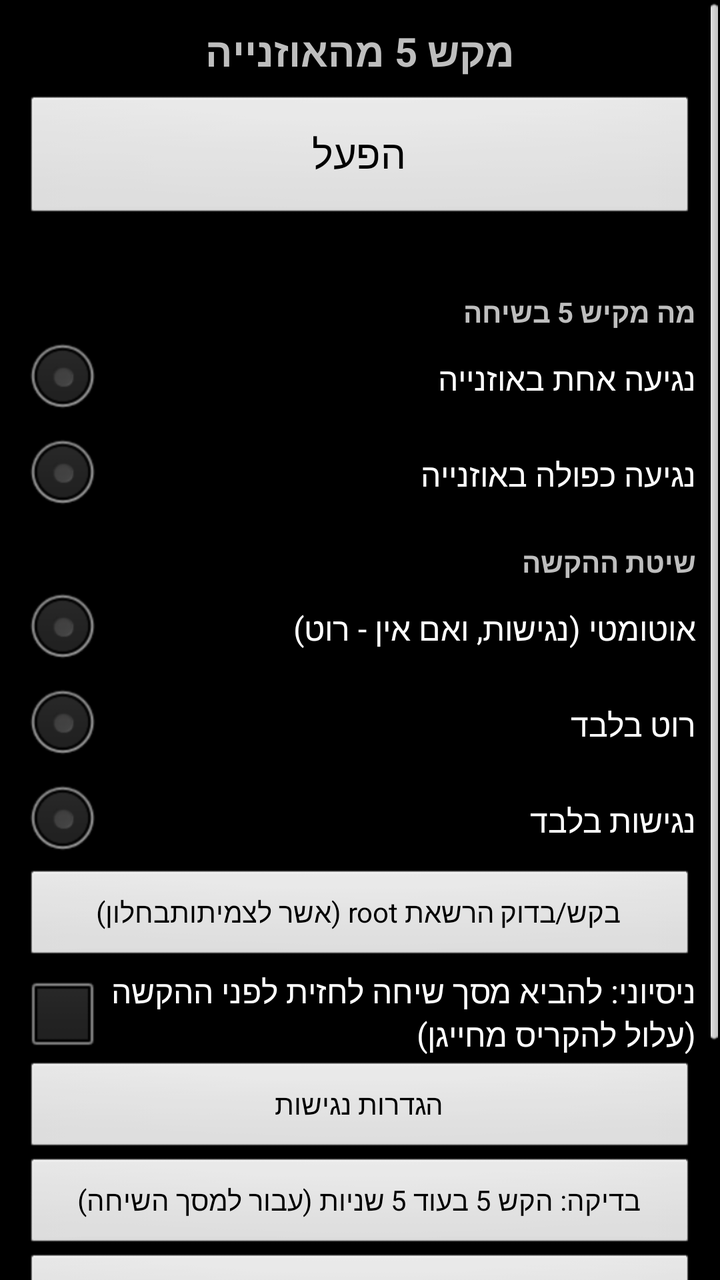
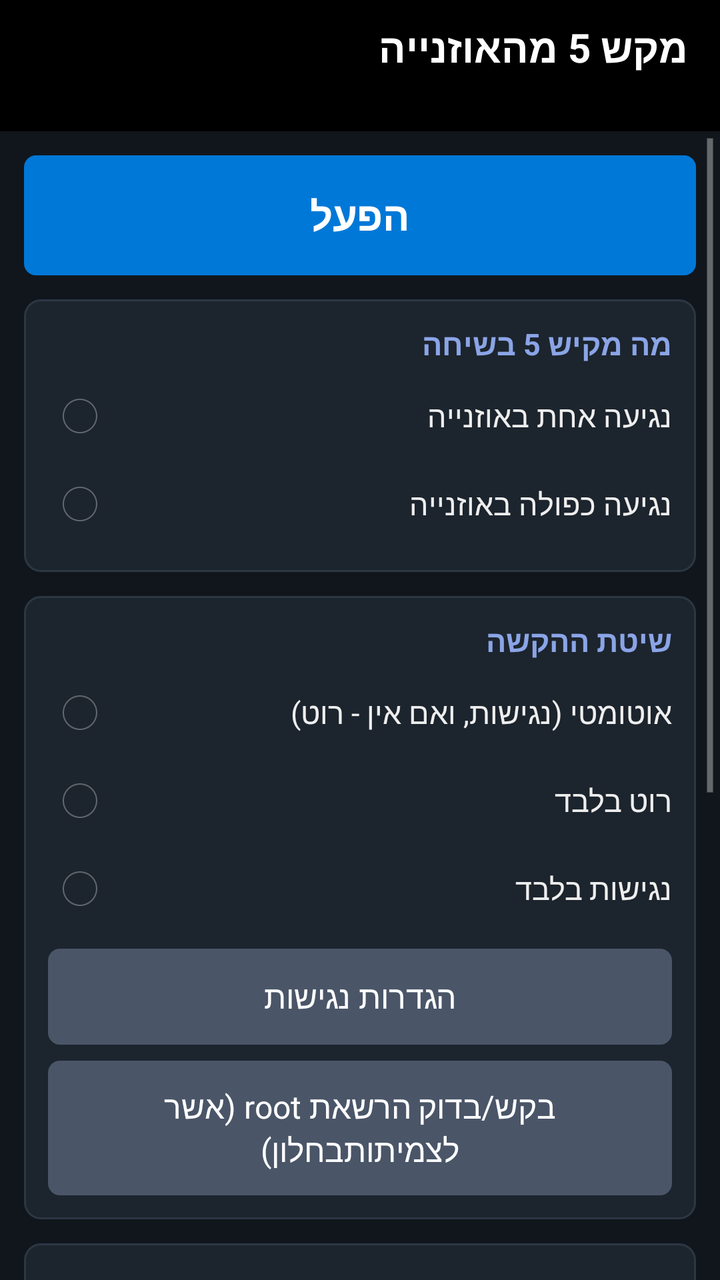

Screens rendered from an Android XML layout before and after an edit, with the pre-edit source and the edit as a unified diff.
<!-- AndroidManifest.xml: application theme AppTheme -->
<!-- res/layout/activity_main.xml -->
<?xml version="1.0" encoding="utf-8"?>
<ScrollView xmlns:android="http://schemas.android.com/apk/res/android"
    android:layout_width="match_parent"
    android:layout_height="match_parent"
    android:fillViewport="true">

    <LinearLayout
        android:layout_width="match_parent"
        android:layout_height="wrap_content"
        android:orientation="vertical"
        android:padding="12dp">

        <TextView
            android:layout_width="match_parent"
            android:layout_height="wrap_content"
            android:gravity="center"
            android:text="@string/app_name"
            android:textSize="20sp"
            android:textStyle="bold" />

        
        <Button
            android:id="@+id/btnToggle"
            android:layout_width="match_parent"
            android:layout_height="64dp"
            android:layout_marginTop="8dp"
            android:focusable="true"
            android:nextFocusDown="@+id/rbTapsOne"
            android:text="@string/btn_start"
            android:textSize="20sp">
            <requestFocus />
        </Button>

        <TextView
            android:id="@+id/tvStatus"
            android:layout_width="match_parent"
            android:layout_height="wrap_content"
            android:layout_marginTop="6dp"
            android:textSize="14sp" />

        <TextView
            android:layout_width="match_parent"
            android:layout_height="wrap_content"
            android:layout_marginTop="10dp"
            android:text="@string/taps_title"
            android:textStyle="bold" />

        <RadioGroup
            android:id="@+id/rgTaps"
            android:layout_width="match_parent"
            android:layout_height="wrap_content">

            <RadioButton
                android:id="@+id/rbTapsOne"
                android:layout_width="match_parent"
                android:layout_height="wrap_content"
                android:nextFocusUp="@id/btnToggle"
                android:text="@string/taps_one" />

            <RadioButton
                android:id="@+id/rbTapsTwo"
                android:layout_width="match_parent"
                android:layout_height="wrap_content"
                android:text="@string/taps_two" />
        </RadioGroup>

        <TextView
            android:layout_width="match_parent"
            android:layout_height="wrap_content"
            android:layout_marginTop="10dp"
            android:text="@string/method_title"
            android:textStyle="bold" />

        <RadioGroup
            android:id="@+id/rgMethod"
            android:layout_width="match_parent"
            android:layout_height="wrap_content">

            <RadioButton
                android:id="@+id/rbAuto"
                android:layout_width="match_parent"
                android:layout_height="wrap_content"
                android:text="@string/method_auto" />

            <RadioButton
                android:id="@+id/rbRoot"
                android:layout_width="match_parent"
                android:layout_height="wrap_content"
                android:text="@string/method_root" />

            <RadioButton
                android:id="@+id/rbAccessibility"
                android:layout_width="match_parent"
                android:layout_height="wrap_content"
                android:nextFocusDown="@+id/btnAccessibility"
                android:text="@string/method_accessibility" />
        </RadioGroup>

        <Button
            android:id="@+id/btnRequestRoot"
            android:layout_width="match_parent"
            android:layout_height="wrap_content"
            android:text="@string/btn_request_root" />

        <CheckBox
            android:id="@+id/cbBringFront"
            android:layout_width="match_parent"
            android:layout_height="wrap_content"
            android:text="@string/bring_front" />

        <Button
            android:id="@+id/btnAccessibility"
            android:layout_width="match_parent"
            android:layout_height="wrap_content"
            android:nextFocusUp="@id/rbAccessibility"
            android:nextFocusDown="@+id/btnTestSend"
            android:text="@string/btn_accessibility" />

        <Button
            android:id="@+id/btnTestSend"
            android:layout_width="match_parent"
            android:layout_height="wrap_content"
            android:nextFocusUp="@id/btnAccessibility"
            android:nextFocusDown="@+id/btnRefreshLog"
            android:text="@string/btn_test_send" />

        <Button
            android:id="@+id/btnDiagHeadset"
            android:layout_width="match_parent"
            android:layout_height="wrap_content"
            android:text="@string/btn_diag_headset" />

        <TextView
            android:layout_width="match_parent"
            android:layout_height="wrap_content"
            android:layout_marginTop="10dp"
            android:text="@string/log_title"
            android:textStyle="bold" />

        <LinearLayout
            android:layout_width="match_parent"
            android:layout_height="wrap_content"
            android:orientation="horizontal">

            <Button
                android:id="@+id/btnRefreshLog"
                android:layout_width="0dp"
                android:layout_height="wrap_content"
                android:layout_weight="1"
                android:nextFocusUp="@id/btnTestSend"
                android:nextFocusRight="@+id/btnClearLog"
                android:text="@string/btn_refresh_log" />

            <Button
                android:id="@+id/btnClearLog"
                android:layout_width="0dp"
                android:layout_height="wrap_content"
                android:layout_weight="1"
                android:nextFocusUp="@id/btnTestSend"
                android:nextFocusLeft="@id/btnRefreshLog"
                android:text="@string/btn_clear_log" />
        </LinearLayout>

        <TextView
            android:id="@+id/tvLog"
            android:layout_width="match_parent"
            android:layout_height="wrap_content"
            android:layout_marginTop="6dp"
            android:textSize="12sp" />
    </LinearLayout>
</ScrollView>
<!-- resources referenced by this layout -->
<resources>
  <style name="AppTheme" parent="android:Theme">
          <item name="android:windowNoTitle">true</item>
      </style>
  <!-- unchanged entries left out for length: 17 -->
</resources>

<!-- the commit's change to res/layout/activity_main.xml (unified diff, before → after) -->
@@ -1,171 +1,215 @@
 <?xml version="1.0" encoding="utf-8"?>
-<ScrollView xmlns:android="http://schemas.android.com/apk/res/android"
+<LinearLayout xmlns:android="http://schemas.android.com/apk/res/android"
     android:layout_width="match_parent"
     android:layout_height="match_parent"
-    android:fillViewport="true">
-
+    android:background="?attr/p5Bg"
+    android:orientation="vertical">
+
+    
     <LinearLayout
         android:layout_width="match_parent"
         android:layout_height="wrap_content"
+        android:background="?attr/p5Header"
         android:orientation="vertical"
-        android:padding="12dp">
+        android:paddingBottom="10dp"
+        android:paddingLeft="16dp"
+        android:paddingRight="16dp"
+        android:paddingTop="10dp">
 
         <TextView
             android:layout_width="match_parent"
             android:layout_height="wrap_content"
-            android:gravity="center"
             android:text="@string/app_name"
+            android:textColor="@color/header_text"
             android:textSize="20sp"
             android:textStyle="bold" />
-
-        
-        <Button
-            android:id="@+id/btnToggle"
-            android:layout_width="match_parent"
-            android:layout_height="64dp"
-            android:layout_marginTop="8dp"
-            android:focusable="true"
-            android:nextFocusDown="@+id/rbTapsOne"
-            android:text="@string/btn_start"
-            android:textSize="20sp">
-            <requestFocus />
-        </Button>
 
         <TextView
             android:id="@+id/tvStatus"
             android:layout_width="match_parent"
             android:layout_height="wrap_content"
-            android:layout_marginTop="6dp"
-            android:textSize="14sp" />
-
-        <TextView
-            android:layout_width="match_parent"
-            android:layout_height="wrap_content"
-            android:layout_marginTop="10dp"
-            android:text="@string/taps_title"
-            android:textStyle="bold" />
-
-        <RadioGroup
-            android:id="@+id/rgTaps"
-            android:layout_width="match_parent"
-            android:layout_height="wrap_content">
-
-            <RadioButton
-                android:id="@+id/rbTapsOne"
-                android:layout_width="match_parent"
-                android:layout_height="wrap_content"
-                android:nextFocusUp="@id/btnToggle"
-                android:text="@string/taps_one" />
-
-            <RadioButton
-                android:id="@+id/rbTapsTwo"
-                android:layout_width="match_parent"
-                android:layout_height="wrap_content"
-                android:text="@string/taps_two" />
-        </RadioGroup>
-
-        <TextView
-            android:layout_width="match_parent"
-            android:layout_height="wrap_content"
-            android:layout_marginTop="10dp"
-            android:text="@string/method_title"
-            android:textStyle="bold" />
-
-        <RadioGroup
-            android:id="@+id/rgMethod"
-            android:layout_width="match_parent"
-            android:layout_height="wrap_content">
-
-            <RadioButton
-                android:id="@+id/rbAuto"
-                android:layout_width="match_parent"
-                android:layout_height="wrap_content"
-                android:text="@string/method_auto" />
-
-            <RadioButton
-                android:id="@+id/rbRoot"
-                android:layout_width="match_parent"
-                android:layout_height="wrap_content"
-                android:text="@string/method_root" />
-
-            <RadioButton
-                android:id="@+id/rbAccessibility"
-                android:layout_width="match_parent"
-                android:layout_height="wrap_content"
-                android:nextFocusDown="@+id/btnAccessibility"
-                android:text="@string/method_accessibility" />
-        </RadioGroup>
-
-        <Button
-            android:id="@+id/btnRequestRoot"
-            android:layout_width="match_parent"
-            android:layout_height="wrap_content"
-            android:text="@string/btn_request_root" />
-
-        <CheckBox
-            android:id="@+id/cbBringFront"
-            android:layout_width="match_parent"
-            android:layout_height="wrap_content"
-            android:text="@string/bring_front" />
-
-        <Button
-            android:id="@+id/btnAccessibility"
-            android:layout_width="match_parent"
-            android:layout_height="wrap_content"
-            android:nextFocusUp="@id/rbAccessibility"
-            android:nextFocusDown="@+id/btnTestSend"
-            android:text="@string/btn_accessibility" />
-
-        <Button
-            android:id="@+id/btnTestSend"
-            android:layout_width="match_parent"
-            android:layout_height="wrap_content"
-            android:nextFocusUp="@id/btnAccessibility"
-            android:nextFocusDown="@+id/btnRefreshLog"
-            android:text="@string/btn_test_send" />
-
-        <Button
-            android:id="@+id/btnDiagHeadset"
-            android:layout_width="match_parent"
-            android:layout_height="wrap_content"
-            android:text="@string/btn_diag_headset" />
-
-        <TextView
-            android:layout_width="match_parent"
-            android:layout_height="wrap_content"
-            android:layout_marginTop="10dp"
-            android:text="@string/log_title"
-            android:textStyle="bold" />
+            android:layout_marginTop="2dp"
+            android:textColor="#CCFFFFFF"
+            android:textSize="12sp" />
+    </LinearLayout>
+
+    <ScrollView
+        android:layout_width="match_parent"
+        android:layout_height="0dp"
+        android:layout_weight="1"
+        android:fillViewport="true">
 
         <LinearLayout
             android:layout_width="match_parent"
             android:layout_height="wrap_content"
-            android:orientation="horizontal">
-
+            android:orientation="vertical"
+            android:padding="12dp">
+
+            
             <Button
-                android:id="@+id/btnRefreshLog"
-                android:layout_width="0dp"
-                android:layout_height="wrap_content"
-                android:layout_weight="1"
-                android:nextFocusUp="@id/btnTestSend"
-                android:nextFocusRight="@+id/btnClearLog"
-                android:text="@string/btn_refresh_log" />
-
-            <Button
-                android:id="@+id/btnClearLog"
-                android:layout_width="0dp"
-                android:layout_height="wrap_content"
-                android:layout_weight="1"
-                android:nextFocusUp="@id/btnTestSend"
-                android:nextFocusLeft="@id/btnRefreshLog"
-                android:text="@string/btn_clear_log" />
+                android:id="@+id/btnToggle"
+                style="@style/ActionButton"
+                android:layout_height="60dp"
+                android:layout_marginTop="0dp"
+                android:text="@string/btn_start"
+                android:textSize="20sp"
+                android:textStyle="bold">
+                <requestFocus />
+            </Button>
+
+            
+            <LinearLayout
+                android:layout_width="match_parent"
+                android:layout_height="wrap_content"
+                android:layout_marginTop="12dp"
+                android:background="?attr/p5Card"
+                android:orientation="vertical"
+                android:padding="12dp">
+
+                <TextView
+                    style="@style/SectionTitle"
+                    android:text="@string/taps_title" />
+
+                <RadioGroup
+                    android:id="@+id/rgTaps"
+                    android:layout_width="match_parent"
+                    android:layout_height="wrap_content">
+
+                    <RadioButton
+                        android:id="@+id/rbTapsOne"
+                        style="@style/OptionRow"
+                        android:text="@string/taps_one" />
+
+                    <RadioButton
+                        android:id="@+id/rbTapsTwo"
+                        style="@style/OptionRow"
+                        android:text="@string/taps_two" />
+                </RadioGroup>
+            </LinearLayout>
+
+            
+            <LinearLayout
+                android:layout_width="match_parent"
+                android:layout_height="wrap_content"
+                android:layout_marginTop="12dp"
+                android:background="?attr/p5Card"
+                android:orientation="vertical"
+                android:padding="12dp">
+
+                <TextView
+                    style="@style/SectionTitle"
+                    android:text="@string/method_title" />
+
+                <RadioGroup
+                    android:id="@+id/rgMethod"
+                    android:layout_width="match_parent"
+                    android:layout_height="wrap_content">
+
+                    <RadioButton
+                        android:id="@+id/rbAuto"
+                        style="@style/OptionRow"
+                        android:text="@string/method_auto" />
+
+                    <RadioButton
+                        android:id="@+id/rbRoot"
+                        style="@style/OptionRow"
+                        android:text="@string/method_root" />
+
+                    <RadioButton
+                        android:id="@+id/rbAccessibility"
+                        style="@style/OptionRow"
+                        android:text="@string/method_accessibility" />
+                </RadioGroup>
+
+                <Button
+                    android:id="@+id/btnAccessibility"
+                    style="@style/SecondaryButton"
+                    android:text="@string/btn_accessibility" />
+
+                <Button
+                    android:id="@+id/btnRequestRoot"
+                    style="@style/SecondaryButton"
+                    android:text="@string/btn_request_root" />
+            </LinearLayout>
+
+            
+            <LinearLayout
+                android:layout_width="match_parent"
+                android:layout_height="wrap_content"
+                android:layout_marginTop="12dp"
+                android:background="?attr/p5Card"
+                android:orientation="vertical"
+                android:padding="12dp">
+
+                <TextView
+                    style="@style/SectionTitle"
+                    android:text="@string/options_title" />
+
+                <CheckBox
+                    android:id="@+id/cbHideNotif"
+                    style="@style/OptionRow"
+                    android:text="@string/hide_notification" />
+
+                <CheckBox
+                    android:id="@+id/cbBringFront"
+                    style="@style/OptionRow"
+                    android:text="@string/bring_front" />
+            </LinearLayout>
+
+            
+            <LinearLayout
+                android:layout_width="match_parent"
+                android:layout_height="wrap_content"
+                android:layout_marginTop="12dp"
+                android:background="?attr/p5Card"
+                android:orientation="vertical"
+                android:padding="12dp">
+
+                <TextView
+                    style="@style/SectionTitle"
+                    android:text="@string/log_title" />
+
+                <Button
+                    android:id="@+id/btnTestSend"
+                    style="@style/SecondaryButton"
+                    android:layout_marginTop="0dp"
+                    android:text="@string/btn_test_send" />
+
+                <Button
+                    android:id="@+id/btnDiagHeadset"
+                    style="@style/SecondaryButton"
+                    android:text="@string/btn_diag_headset" />
+
+                <LinearLayout
+                    android:layout_width="match_parent"
+                    android:layout_height="wrap_content"
+                    android:orientation="horizontal">
+
+                    <Button
+                        android:id="@+id/btnRefreshLog"
+                        style="@style/ActionButton"
+                        android:layout_width="0dp"
+                        android:layout_marginRight="4dp"
+                        android:layout_weight="1"
+                        android:text="@string/btn_refresh_log" />
+
+                    <Button
+                        android:id="@+id/btnClearLog"
+                        style="@style/SecondaryButton"
+                        android:layout_width="0dp"
+                        android:layout_marginLeft="4dp"
+                        android:layout_weight="1"
+                        android:text="@string/btn_clear_log" />
+                </LinearLayout>
+
+                <TextView
+                    android:id="@+id/tvLog"
+                    android:layout_width="match_parent"
+                    android:layout_height="wrap_content"
+                    android:layout_marginTop="8dp"
+                    android:textColor="?attr/p5TextSecondary"
+                    android:textSize="12sp" />
+            </LinearLayout>
         </LinearLayout>
-
-        <TextView
-            android:id="@+id/tvLog"
-            android:layout_width="match_parent"
-            android:layout_height="wrap_content"
-            android:layout_marginTop="6dp"
-            android:textSize="12sp" />
-    </LinearLayout>
-</ScrollView>
+    </ScrollView>
+</LinearLayout>
<!-- resource entries referenced after the edit -->
@@ -1,8 +1,115 @@
 <!-- resources referenced by this layout -->
 <resources>
-  <style name="AppTheme" parent="android:Theme">
-          <item name="android:windowNoTitle">true</item>
+  <color name="header_text">#FFFFFFFF</color>
+  <string name="hide_notification">הסתר את ההתראה מסרגל המצב (ככל שהמערכת מאפשרת)</string>
+  <string name="options_title">אפשרויות</string>
+  <style name="ActionButton">
+          <item name="android:layout_width">match_parent</item>
+          <item name="android:layout_height">wrap_content</item>
+          <item name="android:minHeight">48dp</item>
+          <item name="android:padding">12dp</item>
+          <item name="android:layout_marginTop">8dp</item>
+          <item name="android:textSize">16sp</item>
+          <item name="android:textColor">#FFFFFFFF</item>
+          <item name="android:gravity">center</item>
+          <item name="android:focusable">true</item>
+          <item name="android:background">@drawable/btn_primary</item>
       </style>
+  <style name="OptionRow">
+          <item name="android:layout_width">match_parent</item>
+          <item name="android:layout_height">wrap_content</item>
+          <item name="android:minHeight">44dp</item>
+          <item name="android:textColor">?attr/p5Text</item>
+          <item name="android:textSize">15sp</item>
+          <item name="android:focusable">true</item>
+          <item name="android:background">@drawable/option_selector</item>
+      </style>
+  <style name="SecondaryButton" parent="ActionButton">
+          <item name="android:background">@drawable/btn_secondary</item>
+      </style>
+  <style name="SectionTitle">
+          <item name="android:layout_width">match_parent</item>
+          <item name="android:layout_height">wrap_content</item>
+          <item name="android:textColor">?attr/p5Accent</item>
+          <item name="android:textSize">15sp</item>
+          <item name="android:textStyle">bold</item>
+          <item name="android:paddingBottom">4dp</item>
+      </style>
+  <style name="AppTheme" parent="android:Theme.Holo.NoActionBar">
+          <item name="p5Bg">@color/bg_night</item>
+          <item name="p5Header">@color/header_night</item>
+          <item name="p5Accent">@color/accent_blue_light</item>
+          <item name="p5Text">@color/text_night</item>
+          <item name="p5TextSecondary">@color/text_night_secondary</item>
+          <item name="p5Card">@drawable/card_night</item>
+          <item name="android:windowBackground">@color/bg_night</item>
+      </style>
+  <!-- drawable btn_primary (drawable) -->
+  <?xml version="1.0" encoding="utf-8"?>
+  <selector xmlns:android="http://schemas.android.com/apk/res/android">
+      <item android:state_focused="true" android:drawable="@drawable/btn_primary_focus" />
+      <item android:state_pressed="true" android:drawable="@drawable/btn_primary_focus" />
+      <item android:drawable="@drawable/btn_primary_normal" />
+  </selector>
+  <!-- drawable option_selector (drawable) -->
+  <?xml version="1.0" encoding="utf-8"?>
+  <selector xmlns:android="http://schemas.android.com/apk/res/android">
+      <item android:state_focused="true" android:drawable="@drawable/option_focus" />
+      <item android:state_pressed="true" android:drawable="@drawable/option_focus" />
+      <item android:drawable="@android:color/transparent" />
+  </selector>
+  <!-- drawable btn_secondary (drawable) -->
+  <?xml version="1.0" encoding="utf-8"?>
+  <selector xmlns:android="http://schemas.android.com/apk/res/android">
+      <item android:state_focused="true" android:drawable="@drawable/btn_secondary_focus" />
+      <item android:state_pressed="true" android:drawable="@drawable/btn_secondary_focus" />
+      <item android:drawable="@drawable/btn_secondary_normal" />
+  </selector>
+  <color name="bg_night">#FF11161C</color>
+  <color name="header_night">#FF000000</color>
+  <color name="accent_blue_light">#FF8AA4E6</color>
+  <color name="text_night">#FFEEEEEE</color>
+  <color name="text_night_secondary">#FFBDBDBD</color>
+  <!-- drawable card_night (drawable) -->
+  <?xml version="1.0" encoding="utf-8"?>
+  <shape xmlns:android="http://schemas.android.com/apk/res/android">
+      <solid android:color="#FF1C242D" />
+      <stroke android:width="1dp" android:color="#FF2C3744" />
+      <corners android:radius="8dp" />
+  </shape>
+  <!-- drawable btn_primary_focus (drawable) -->
+  <?xml version="1.0" encoding="utf-8"?>
+  <shape xmlns:android="http://schemas.android.com/apk/res/android">
+      <solid android:color="#FF005A9E" />
+      <stroke android:width="3dp" android:color="#FF2E9E5B" />
+      <corners android:radius="6dp" />
+  </shape>
+  <!-- drawable btn_primary_normal (drawable) -->
+  <?xml version="1.0" encoding="utf-8"?>
+  <shape xmlns:android="http://schemas.android.com/apk/res/android">
+      <solid android:color="#FF0078D7" />
+      <corners android:radius="6dp" />
+  </shape>
+  <!-- drawable option_focus (drawable) -->
+  <?xml version="1.0" encoding="utf-8"?>
+  <shape xmlns:android="http://schemas.android.com/apk/res/android">
+      <solid android:color="#33304E9A" />
+      <stroke android:width="2dp" android:color="#FF8AA4E6" />
+      <corners android:radius="4dp" />
+  </shape>
+  <!-- drawable btn_secondary_focus (drawable) -->
+  <?xml version="1.0" encoding="utf-8"?>
+  <shape xmlns:android="http://schemas.android.com/apk/res/android">
+      <solid android:color="#FF334155" />
+      <stroke android:width="3dp" android:color="#FF8AA4E6" />
+      <corners android:radius="6dp" />
+  </shape>
+  <!-- drawable btn_secondary_normal (drawable) -->
+  <?xml version="1.0" encoding="utf-8"?>
+  <shape xmlns:android="http://schemas.android.com/apk/res/android">
+      <solid android:color="#FF4A5568" />
+      <corners android:radius="6dp" />
+  </shape>
   <!-- unchanged entries left out for length: 17 -->
 </resources>
 
